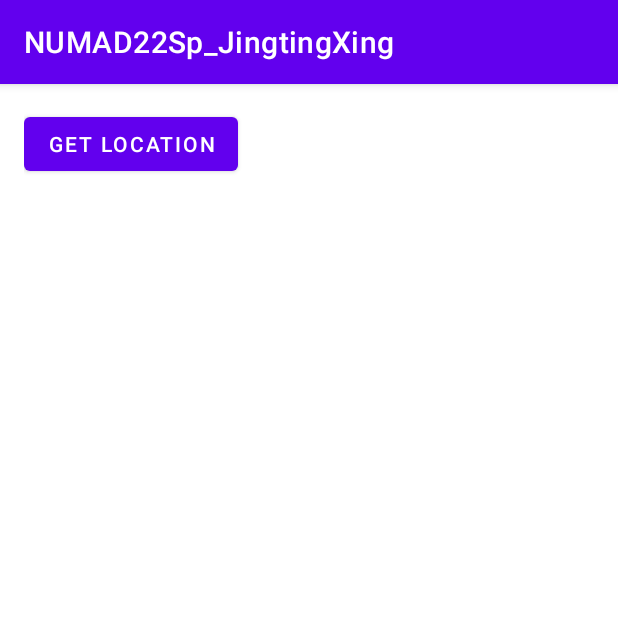
After one commit to Jingting-X/Android_Dev, an Android app: the LocatorActivity screen opened directly, with no data from a screen before it, on a phone screen of 412 x 824 dp, the top half of it. The commit adds this screen. Run offline under Robolectric (Android 15) with nearby library versions, the phone set to English and light mode, and no system bars.

Commit message:
A5 Locator version1: basic function realized

```diff
--- a/app/build.gradle
+++ b/app/build.gradle
@@ -51,6 +51,7 @@ dependencies {
     implementation 'com.google.firebase:firebase-crashlytics-buildtools:2.7.1'
     implementation 'androidx.navigation:navigation-fragment:2.3.5'
     implementation 'androidx.navigation:navigation-ui:2.3.5'
+    implementation 'com.google.android.gms:play-services-location:18.0.0'
     testImplementation 'junit:junit:4.13.2'
     androidTestImplementation 'androidx.test.ext:junit:1.1.3'
     androidTestImplementation 'androidx.test.espresso:espresso-core:3.4.0'
--- /dev/null
+++ b/app/src/main/java/edu/neu/numad22sp_jingtingxing/LocatorActivity.java
@@ -0,0 +1,96 @@
+package edu.neu.numad22sp_jingtingxing;
+
+import androidx.annotation.NonNull;
+import androidx.appcompat.app.AppCompatActivity;
+import androidx.core.app.ActivityCompat;
+
+import android.Manifest;
+import android.content.pm.PackageManager;
+import android.location.Address;
+import android.location.Geocoder;
+import android.location.Location;
+import android.os.Bundle;
+import android.view.View;
+import android.widget.Button;
+import android.widget.TextView;
+
+import com.google.android.gms.location.FusedLocationProviderClient;
+import com.google.android.gms.location.LocationServices;
+import com.google.android.gms.tasks.OnCompleteListener;
+import com.google.android.gms.tasks.Task;
+
+import java.io.IOException;
+import java.util.List;
+import java.util.Locale;
+
+public class LocatorActivity extends AppCompatActivity {
+    private Button btnGetLocation;
+    private TextView txtLat;
+    private TextView txtLong;
+
+    private FusedLocationProviderClient fusedLocationProviderClient;
+
+    @Override
+    protected void onCreate(Bundle savedInstanceState) {
+        super.onCreate(savedInstanceState);
+        setContentView(R.layout.activity_locator);
+
+        btnGetLocation = findViewById(R.id.btnGetLocation);
+        txtLat = findViewById(R.id.latitude);
+        txtLong = findViewById(R.id.longitude);
+
+        fusedLocationProviderClient = LocationServices.getFusedLocationProviderClient(this);
+
+        btnGetLocation.setOnClickListener(new View.OnClickListener() {
+            @Override
+            public void onClick(View view) {
+                // check permission
+                if (ActivityCompat.checkSelfPermission(LocatorActivity.this,
+                        Manifest.permission.ACCESS_FINE_LOCATION) == PackageManager.PERMISSION_GRANTED) {
+                    // when permission granted
+                    getLocation();
+                } else {
+                    // when permission denied
+                    ActivityCompat.requestPermissions(LocatorActivity.this, new String[]{Manifest.permission.ACCESS_FINE_LOCATION}, 44);
+                }
+            }
+        });
+
+
+    }
+
+    private void getLocation() {
+        if (ActivityCompat.checkSelfPermission(this, Manifest.permission.ACCESS_FINE_LOCATION) != PackageManager.PERMISSION_GRANTED && ActivityCompat.checkSelfPermission(this, Manifest.permission.ACCESS_COARSE_LOCATION) != PackageManager.PERMISSION_GRANTED) {
+            // TODO: Consider calling
+            //    ActivityCompat#requestPermissions
+            // here to request the missing permissions, and then overriding
+            //   public void onRequestPermissionsResult(int requestCode, String[] permissions,
+            //                                          int[] grantResults)
+            // to handle the case where the user grants the permission. See the documentation
+            // for ActivityCompat#requestPermissions for more details.
+            return;
+        }
+        fusedLocationProviderClient.getLastLocation().addOnCompleteListener(new OnCompleteListener<Location>() {
+            @Override
+            public void onComplete(@NonNull Task<Location> task) {
+                Location location = task.getResult();
+                if (location != null) {
+                    Geocoder geocoder = new Geocoder(LocatorActivity.this, Locale.getDefault());
+                    // initialize address list
+                    try {
+                        List<Address> address = geocoder.getFromLocation(
+                                location.getLatitude(), location.getLongitude(), 1
+                        );
+                        // set latitude on TextView`
+                        txtLat.setText("Latitude :" + address.get(0).getLatitude());
+                        txtLong.setText("Longitude :" + address.get(0).getLongitude());
+                    } catch (IOException e) {
+                        e.printStackTrace();
+                    }
+                }
+            }
+        });
+    }
+
+
+}
--- /dev/null
+++ b/app/src/main/res/layout/activity_locator.xml
@@ -0,0 +1,53 @@
+<?xml version="1.0" encoding="utf-8"?>
+<LinearLayout xmlns:android="http://schemas.android.com/apk/res/android"
+    xmlns:app="http://schemas.android.com/apk/res-auto"
+    xmlns:tools="http://schemas.android.com/tools"
+    android:layout_width="match_parent"
+    android:layout_height="match_parent"
+    android:orientation="vertical"
+    android:padding="16dp"
+    android:layout_gravity="center_vertical"
+    tools:context=".LocatorActivity">
+
+
+    <Button
+        android:id="@+id/btnGetLocation"
+        android:layout_width="wrap_content"
+        android:layout_height="wrap_content"
+        android:text="Get Location"
+        app:layout_constraintEnd_toEndOf="parent"
+        app:layout_constraintHorizontal_bias="0.5"
+        app:layout_constraintStart_toStartOf="parent"
+        app:layout_constraintTop_toTopOf="parent" />
+
+    <LinearLayout
+        android:layout_width="match_parent"
+        android:layout_height="wrap_content"
+        android:orientation="horizontal"
+        android:layout_marginTop="32dp"
+        tools:ignore="MissingConstraints">
+
+        <TextView
+            android:id="@+id/latitude"
+            android:layout_width="0dp"
+            android:layout_weight="1"
+            android:layout_height="wrap_content" />
+
+    </LinearLayout>
+
+    <LinearLayout
+        android:layout_width="match_parent"
+        android:layout_height="wrap_content"
+        android:orientation="horizontal"
+        android:layout_marginTop="16dp"
+        tools:ignore="MissingConstraints">
+
+        <TextView
+            android:id="@+id/longitude"
+            android:layout_width="0dp"
+            android:layout_weight="1"
+            android:layout_height="wrap_content" />
+
+    </LinearLayout>
+
+</LinearLayout>
```
Also changed, not shown: app/src/main/AndroidManifest.xml (+7 -0 lines), app/src/main/java/edu/neu/numad22sp_jingtingxing/MainActivity.java (+10 -0 lines), app/src/main/res/layout/activity_main.xml (+10 -0 lines).
